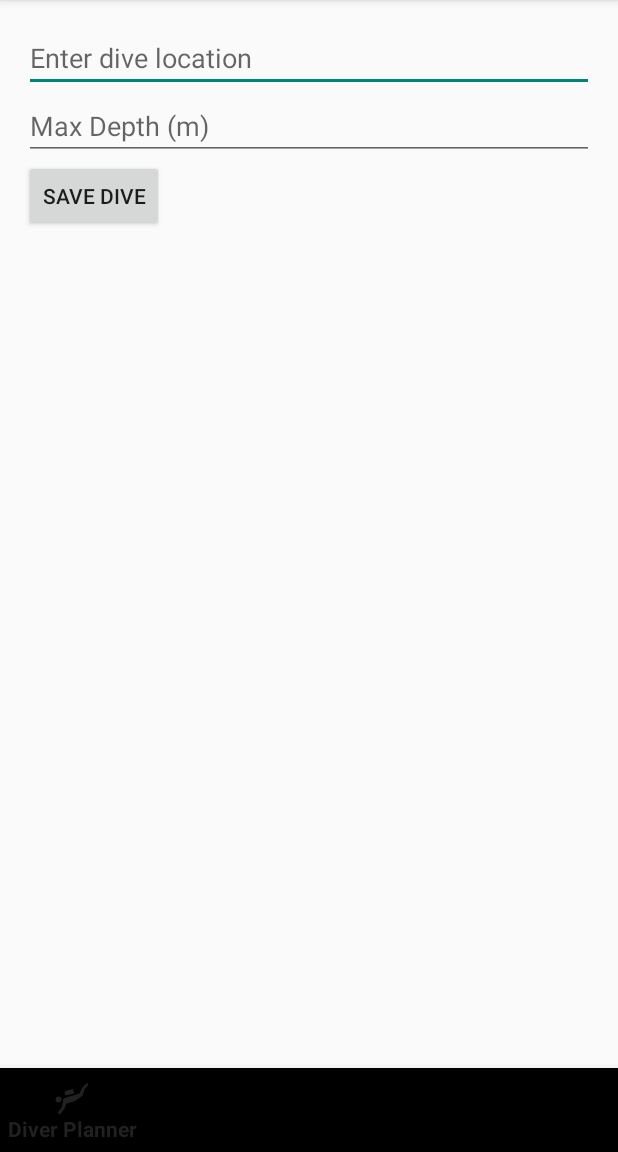
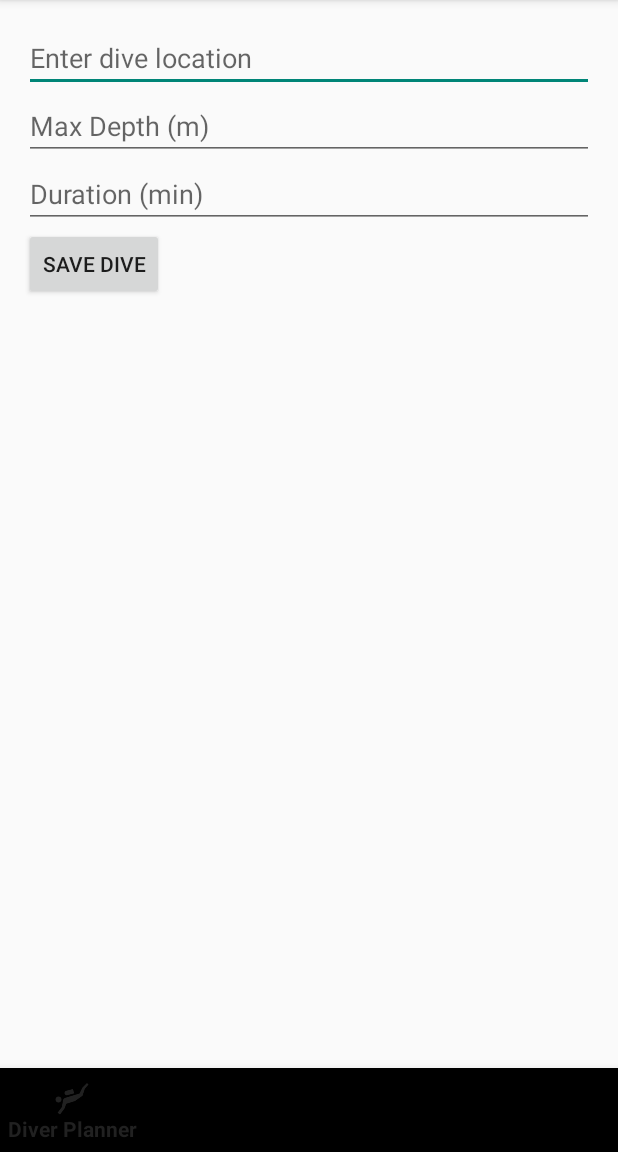
Before and after one commit to ChrisMaher3/Dive-Log, an Android app: the screen it shows after launch (MainActivity), on a phone screen of 412 x 824 dp, the part 84-1236 px from its top. Run offline under Robolectric (Android 15) with nearby library versions, the phone set to English and light mode, and no system bars.

Commit message:
Duration added

```diff
--- a/app/src/main/java/com/example/divelog/AddDiveFragment.kt
+++ b/app/src/main/java/com/example/divelog/AddDiveFragment.kt
@@ -22,6 +22,7 @@ class AddDiveFragment : Fragment() {
         // Get references to the EditText fields and the button
         val diveLocation: EditText = view.findViewById(R.id.diveLocation)
         val maxDepth: EditText = view.findViewById(R.id.maxDepth)
+        val duration: EditText = view.findViewById(R.id.duration)
         val saveDiveButton: Button = view.findViewById(R.id.saveDiveButton)
 
         // Set an OnClickListener on the save dive button
--- a/app/src/main/res/layout/fragment_add_dive.xml
+++ b/app/src/main/res/layout/fragment_add_dive.xml
@@ -18,6 +18,12 @@
         android:layout_height="wrap_content"
         android:hint="Max Depth (m)" />
 
+    <EditText
+        android:id="@+id/duration"
+        android:layout_width="match_parent"
+        android:layout_height="wrap_content"
+        android:hint="Duration (min)" />
+
     <Button
         android:id="@+id/saveDiveButton"
         android:layout_width="wrap_content"
```
